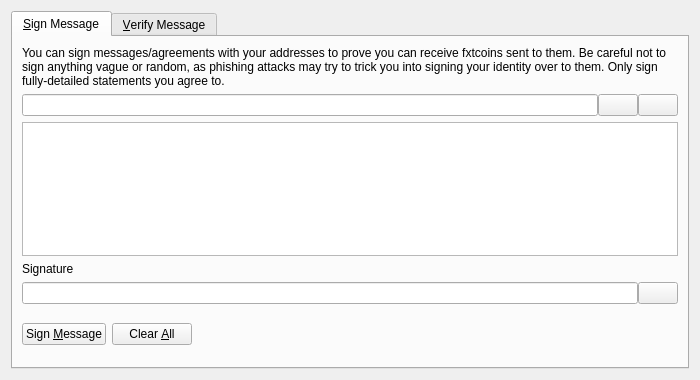
The window that src/qt/forms/signverifymessagedialog.ui (Velescore/fxtc) describes before a commit, drawn with Qt 5.
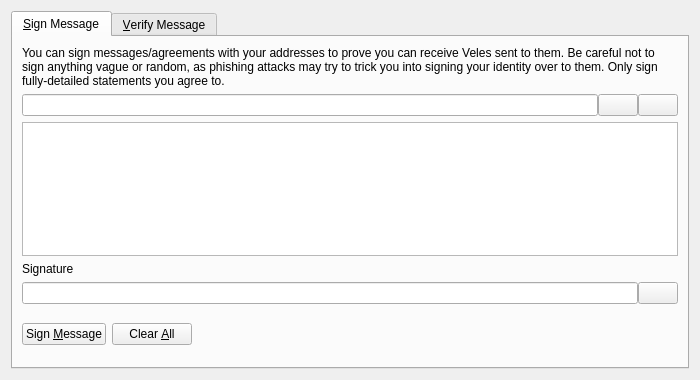
The same window after the commit. Icons and pictures are not drawn. Custom widgets are drawn as their Qt base class.

Commit message: Rename: from "veles" to "fxtc"

The edit to the form file:
```diff
--- a/src/qt/forms/signverifymessagedialog.ui
+++ b/src/qt/forms/signverifymessagedialog.ui
@@ -30,7 +30,7 @@
        <item>
         <widget class="QLabel" name="infoLabel_SM">
          <property name="text">
-          <string>You can sign messages/agreements with your addresses to prove you can receive fxtcoins sent to them. Be careful not to sign anything vague or random, as phishing attacks may try to trick you into signing your identity over to them. Only sign fully-detailed statements you agree to.</string>
+          <string>You can sign messages/agreements with your addresses to prove you can receive Veles sent to them. Be careful not to sign anything vague or random, as phishing attacks may try to trick you into signing your identity over to them. Only sign fully-detailed statements you agree to.</string>
          </property>
          <property name="textFormat">
           <enum>Qt::PlainText</enum>
```
Left out of the diff: 8 changed lines with no effect on the pictures. The commit also changes 162 other files.
